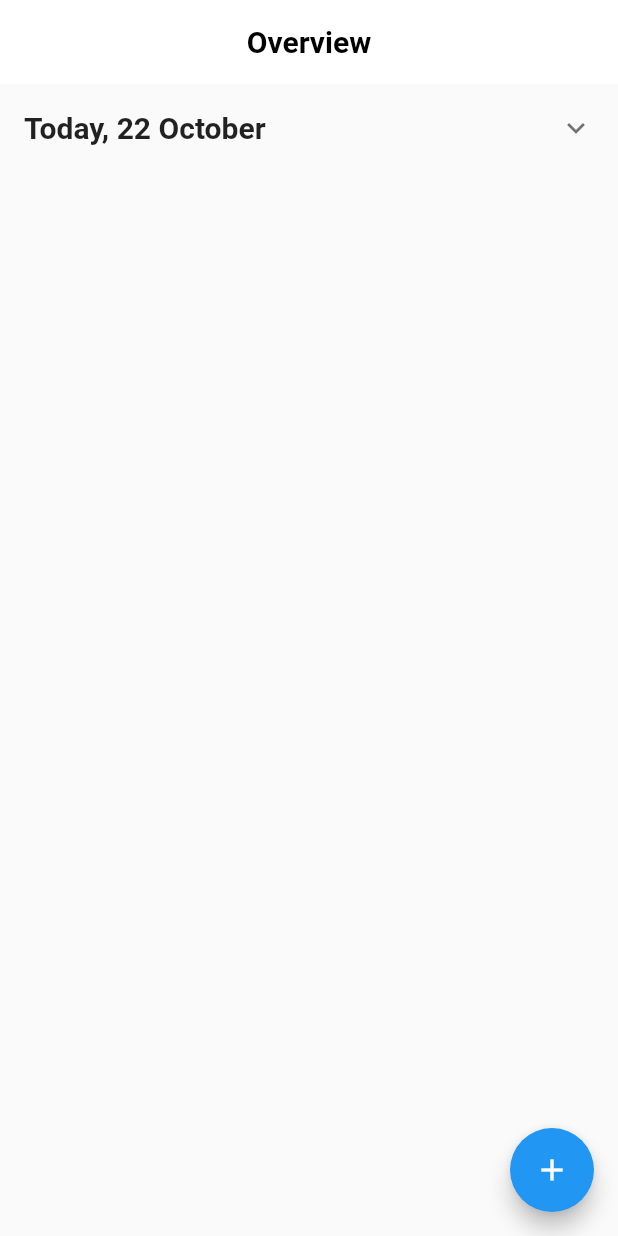
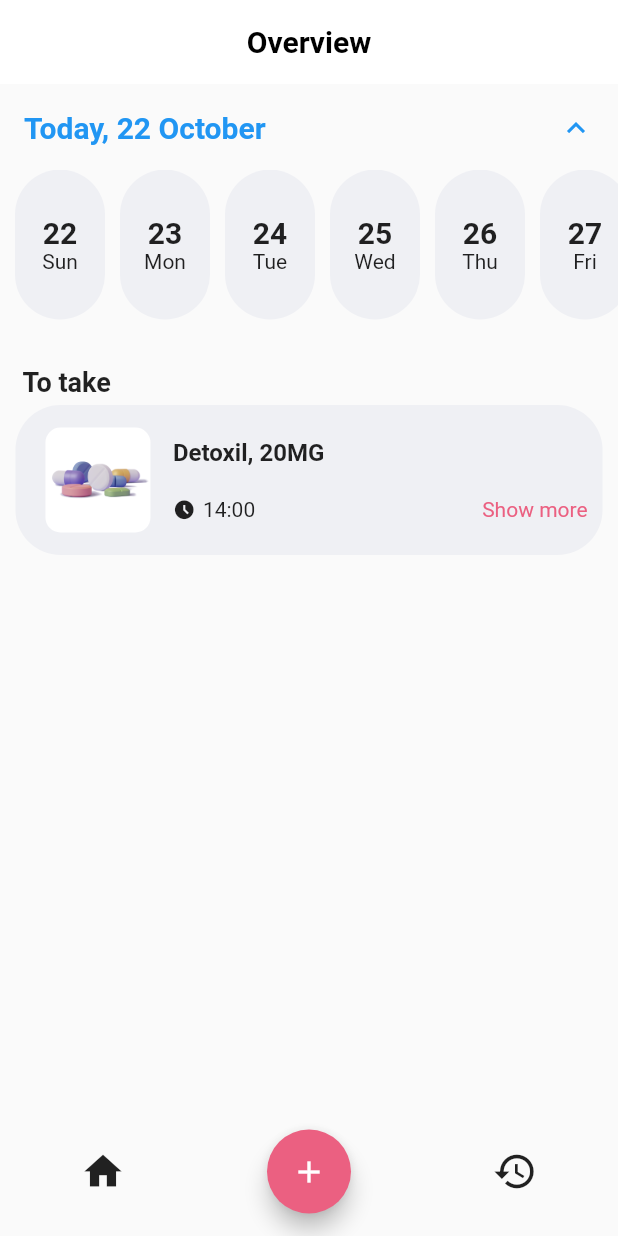
Before and after one commit to Vincenz0J05/medicine_notification_app, a Flutter app: the screen it shows after launch, on a phone screen of 412 x 824 dp. Run offline on Flutter 3.47's test engine with Material 2 defaults, Android fonts, the light colour scheme and no system bars.

Commit message:
Added image, medication card and color

```diff
--- a/lib/pages/home.dart
+++ b/lib/pages/home.dart
@@ -10,6 +10,26 @@ class HomePage extends StatefulWidget {
 
 class _HomePageState extends State<HomePage> {
   final _formKey = GlobalKey<FormState>();
+
+  @override
+  Widget build(BuildContext context) {
+    String formattedDate = DateFormat('d MMMM').format(DateTime.now());
+
+    return Scaffold(
+        appBar: AppBar(
+          title: const Text(
+            'Overview',
+            style: TextStyle(color: Colors.black, fontWeight: FontWeight.bold),
+          ),
+          centerTitle: true,
+          backgroundColor: Colors.white,
+          elevation: 0,
+        ),
+        body: DateSelector(formattedDate: formattedDate),
+        bottomNavigationBar: Footer(
+          onButtonPressed: _showFormBottomSheet,
+        ));
+  }
 
   void _showFormBottomSheet() {
     showModalBottomSheet(
@@ -36,6 +56,7 @@ class _HomePageState extends State<HomePage> {
                           const BorderRadius.all(Radius.circular(12.0)),
                     ),
                   ),
+                  const Text('text'),
                   TextFormField(
                     decoration:
                         const InputDecoration(labelText: 'Medicijn Naam'),
@@ -68,38 +89,40 @@ class _HomePageState extends State<HomePage> {
       },
     );
   }
+}
+
+class DateSelector extends StatelessWidget {
+  const DateSelector({
+    super.key,
+    required this.formattedDate,
+  });
+
+  final String formattedDate;
 
   @override
   Widget build(BuildContext context) {
-    String formattedDate = DateFormat('d MMMM').format(DateTime.now());
-
-    return Scaffold(
-      appBar: AppBar(
-        title: const Text(
-          'Overview',
-          style: TextStyle(color: Colors.black, fontWeight: FontWeight.bold),
-        ),
-        centerTitle: true,
-        backgroundColor: Colors.white,
-        elevation: 0,
-      ),
-      body:
+    return Column(
+      children: [
         Theme(
           data: Theme.of(context).copyWith(dividerColor: Colors.transparent),
           child: ExpansionTile(
+            initiallyExpanded: true,
             title: Text(
               'Today, $formattedDate',
-      style: const TextStyle(fontWeight: FontWeight.bold, fontSize: 20.0),
+              style:
+                  const TextStyle(fontWeight: FontWeight.bold, fontSize: 20.0),
             ),
             children: [
-          Container(
+              SizedBox(
                 height: 100,
                 child: ListView.builder(
                   scrollDirection: Axis.horizontal,
                   itemBuilder: (BuildContext context, int index) {
-                DateTime nextDate = DateTime.now().add(Duration(days: index));
+                    DateTime nextDate =
+                        DateTime.now().add(Duration(days: index));
                     String dateNumber = DateFormat('d').format(nextDate);
-                String day = DateFormat('EEE').format(nextDate).substring(0, 3);
+                    String day =
+                        DateFormat('EEE').format(nextDate).substring(0, 3);
 
                     return Container(
                       margin: EdgeInsets.only(
@@ -129,11 +152,123 @@ class _HomePageState extends State<HomePage> {
             ],
           ),
         ),
-      floatingActionButton: FloatingActionButton(
-        child: const Icon(Icons.add),
-        onPressed: () {
-          _showFormBottomSheet();
+        const MedicationCard()
+      ],
+    );
+  }
+}
+
+class MedicationCard extends StatelessWidget {
+  const MedicationCard({
+    super.key,
+  });
+
+  @override
+  Widget build(BuildContext context) {
+    return SingleChildScrollView(
+        child: Column(
+      children: [
+        Container(
+          alignment: Alignment.centerLeft,
+          margin: const EdgeInsets.only(left: 15, top: 30),
+          child: const Text('To take',
+              style: TextStyle(fontSize: 18, fontWeight: FontWeight.bold)),
+        ),
+        Container(
+          margin: const EdgeInsets.only(top: 5, bottom: 5),
+          height: 100,
+          width: MediaQuery.of(context).size.width * 0.95,
+          decoration: BoxDecoration(
+            color: const Color(0xFFeff0f4),
+            borderRadius: BorderRadius.circular(30),
+          ),
+          child: Row(
+            crossAxisAlignment:
+                CrossAxisAlignment.center, // Center alignment vertically
+            children: [
+              const SizedBox(width: 20),
+              Container(
+                width: 70,
+                height: 70,
+                decoration: BoxDecoration(
+                  borderRadius: BorderRadius.circular(10),
+                  color: Colors.white,
+                ),
+                child: Image.asset(
+                    'lib/assets/images/—Pngtree—pharmacy drug health tablet pharmaceutical_6861618.png'),
+              ),
+              const SizedBox(width: 15),
+              Expanded(
+                child: Column(
+                  mainAxisAlignment: MainAxisAlignment.center,
+                  crossAxisAlignment: CrossAxisAlignment.start,
+                  children: [
+                    const Text(
+                      'Detoxil, 20MG',
+                      style:
+                          TextStyle(fontSize: 16, fontWeight: FontWeight.bold),
+                    ),
+                    const SizedBox(height: 20),
+                    Row(
+                      mainAxisAlignment: MainAxisAlignment.spaceBetween,
+                      children: [
+                        const Row(
+                          children: [
+                            Icon(Icons.access_time_filled, size: 15),
+                            SizedBox(
+                                width:
+                                    5), // A small space between icon and text
+                            Text('14:00'),
+                          ],
+                        ),
+                        Padding(
+                          padding: const EdgeInsets.only(right: 10),
+                          child: Center(
+                            child: InkWell(
+                              onTap: () {
+                                // Handle the action here
                               },
+                              child: const Text(
+                                'Show more',
+                                style: TextStyle(
+                                  color: Color(0xffeb6081),
+                                ),
+                              ),
+                            ),
+                          ),
+                        ),
+                      ],
+                    ),
+                  ],
+                ),
+              ),
+            ],
+          ),
+        ),
+      ],
+    ));
+  }
+}
+
+class Footer extends StatelessWidget {
+  const Footer({Key? key, required this.onButtonPressed}) : super(key: key);
+
+  final void Function() onButtonPressed;
+
+  @override
+  Widget build(BuildContext context) {
+    return Container(
+      margin: const EdgeInsets.only(bottom: 15),
+      child: Row(
+        children: [
+          const Expanded(child: Icon(Icons.home, size: 30)),
+          Expanded(
+            child: FloatingActionButton(
+                backgroundColor: const Color(0xffeb6081),
+                onPressed: onButtonPressed, child: const Icon(Icons.add)),
+          ),
+          const Expanded(child: Icon(Icons.history, size: 30))
+        ],
       ),
     );
   }
--- a/pubspec.yaml
+++ b/pubspec.yaml
@@ -60,9 +60,8 @@ flutter:
   uses-material-design: true
 
   # To add assets to your application, add an assets section, like this:
-  # assets:
-  #   - images/a_dot_burr.jpeg
-  #   - images/a_dot_ham.jpeg
+  assets:
+    - lib/assets/images/
 
   # An image asset can refer to one or more resolution-specific "variants", see
   # https://flutter.dev/assets-and-images/#resolution-aware
```
Also changed, not shown: lib/assets/images/—Pngtree—pharmacy drug health tablet pharmaceutical_6861618.png (added). Lines whose indentation alone changed are shown as unchanged.
